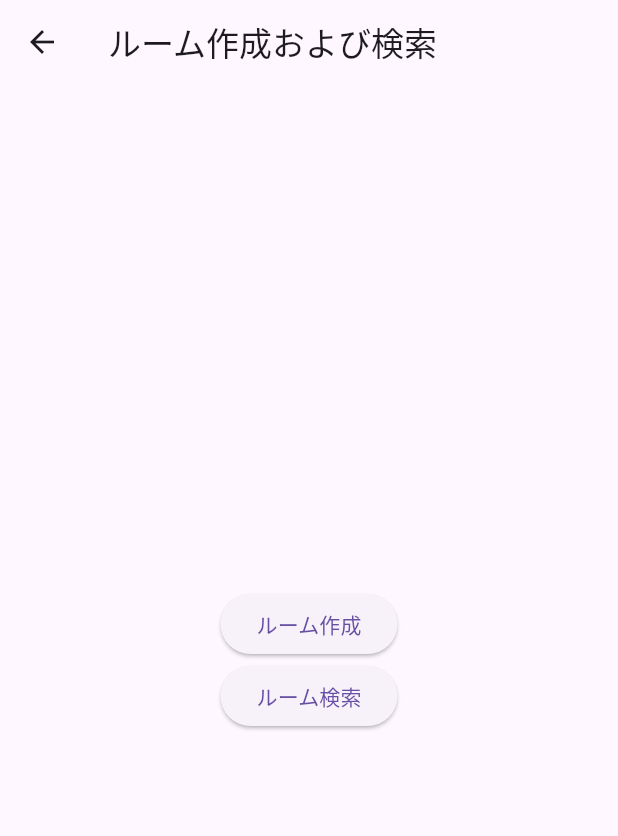
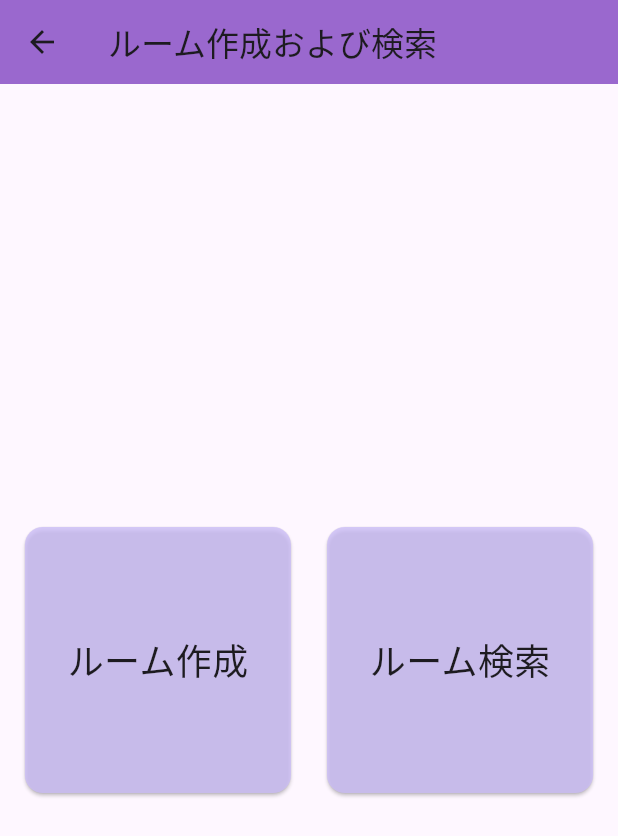
Before and after one commit to u5u5u5u/ankylo-cup, a Flutter app: the RoomScreen screen opened directly, on a phone screen of 412 x 824 dp. Shown: the top 836 px of the screen. Run offline on Flutter 3.47's test engine with Material 3 defaults, Android fonts, the phone set to English and light mode, and no system bars; our stand-ins replace firebase_auth, firebase_core, fixnum, flutter_animate, flutter_riverpod, google_fonts and 2 more; missing offline and left inert: firebase_app_check, flame, grpc, protobuf; accounts and stored records are empty; generated files the repository leaves out were written again.

Commit message:
uiちょっと良くなったよ

```diff
--- a/lib/presentation/page/account/account_screen.dart
+++ b/lib/presentation/page/account/account_screen.dart
@@ -23,8 +23,9 @@ class AccountScreen extends StatelessWidget {
                     radius: 50,
                   ),
                   SizedBox(height: 20),
-                  Text('Name: ${user!.displayName ?? 'N/A'}'),
-                  Text('Email: ${user!.email ?? 'N/A'}'),
+                  Text('Name: ${user!.displayName ?? ''}'),
+                  Text('Email: ${user!.email ?? ''}'),
+                  Text('UID: ${user!.uid}'),
                 ],
               )
             : Text('No user information available'),
--- a/lib/presentation/page/room/room_screen.dart
+++ b/lib/presentation/page/room/room_screen.dart
@@ -8,29 +8,54 @@ class RoomScreen extends StatelessWidget {
     return Scaffold(
       appBar: AppBar(
         title: Text('ルーム作成および検索'),
+        backgroundColor: const Color.fromARGB(200, 127, 65, 192),
       ),
       body: Center(
-        child: Column(
+        child: Row(
           mainAxisAlignment: MainAxisAlignment.center,
           children: [
-            ElevatedButton(
-              onPressed: () {
+            GestureDetector(
+              onTap: () {
                 Navigator.push(
                   context,
-                  MaterialPageRoute(
-                      builder: (context) => RoomCreateScreen()),
+                  MaterialPageRoute(builder: (context) => RoomCreateScreen()),
                 );
               },
-              child: Text('ルーム作成'),
+              child: SizedBox(
+                height: MediaQuery.of(context).size.width * 0.45,
+                width: MediaQuery.of(context).size.width * 0.45,
+                child: Card(
+                  color: const Color.fromARGB(200, 203, 189, 247),
+                  child: Center(
+                    child: Text(
+                      'ルーム作成',
+                      style: TextStyle(fontSize: 24),
+                    ),
+                  ),
+                ),
+              ),
             ),
-            ElevatedButton(
-              onPressed: () {
+            SizedBox(width: 16),
+            GestureDetector(
+              onTap: () {
                 Navigator.push(
                   context,
                   MaterialPageRoute(builder: (context) => RoomSearchScreen()),
                 );
               },
-              child: Text('ルーム検索'),
+              child: SizedBox(
+                height: MediaQuery.of(context).size.width * 0.45,
+                width: MediaQuery.of(context).size.width * 0.45,
+                child: Card(
+                  color: const Color.fromARGB(200, 203, 189, 247),
+                  child: Center(
+                    child: Text(
+                      'ルーム検索',
+                      style: TextStyle(fontSize: 24),
+                    ),
+                  ),
+                ),
+              ),
             ),
           ],
         ),
@@ -38,21 +63,3 @@ class RoomScreen extends StatelessWidget {
     );
   }
 }
-
-class RoomDetailScreen extends StatelessWidget {
-  final String roomId;
-
-  RoomDetailScreen({required this.roomId});
-
-  @override
-  Widget build(BuildContext context) {
-    return Scaffold(
-      appBar: AppBar(
-        title: Text('ルーム詳細: $roomId'),
-      ),
-      body: Center(
-        child: Text('ルームID: $roomId'),
-      ),
-    );
-  }
-}
--- a/lib/presentation/page/title/title_screen.dart
+++ b/lib/presentation/page/title/title_screen.dart
@@ -61,8 +61,8 @@ class TitleScreen extends StatelessWidget {
                       )
                       .moveY(
                         duration: 1.seconds,
-                        begin: -15,
-                        end: 15,
+                        begin: -5,
+                        end: 5,
                         curve: Curves.easeInOut,
                       ),
                 ],
```
Also changed, not shown: lib/presentation/page/select_mode/select_mode_screen.dart (+51 -8 lines).
